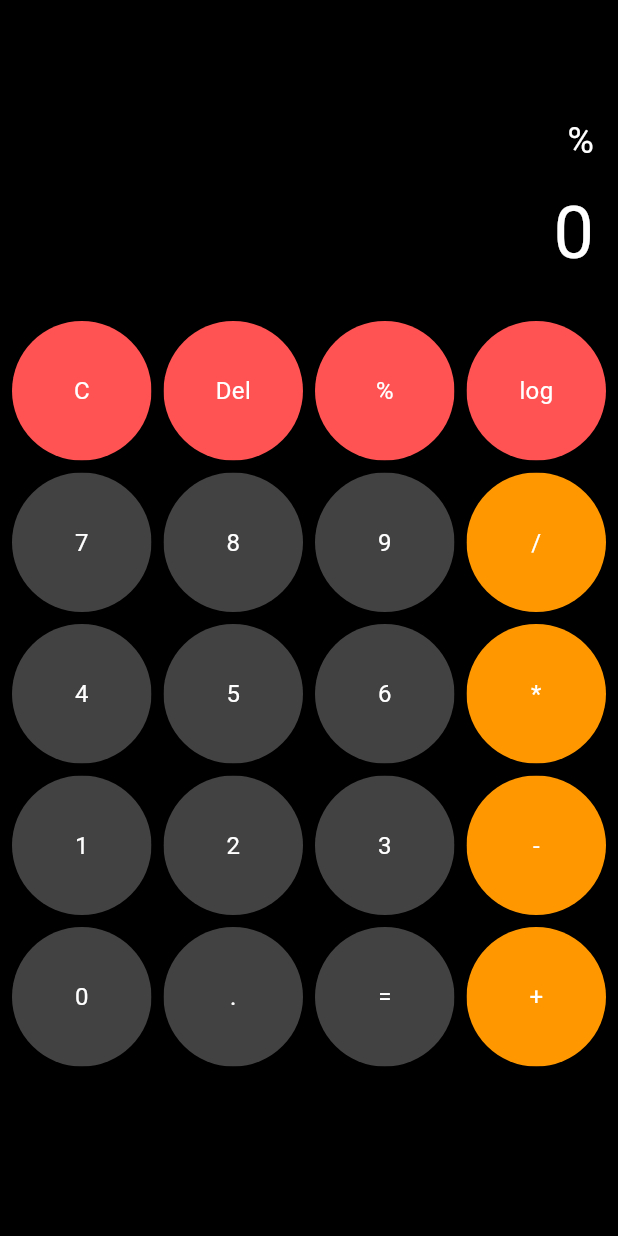
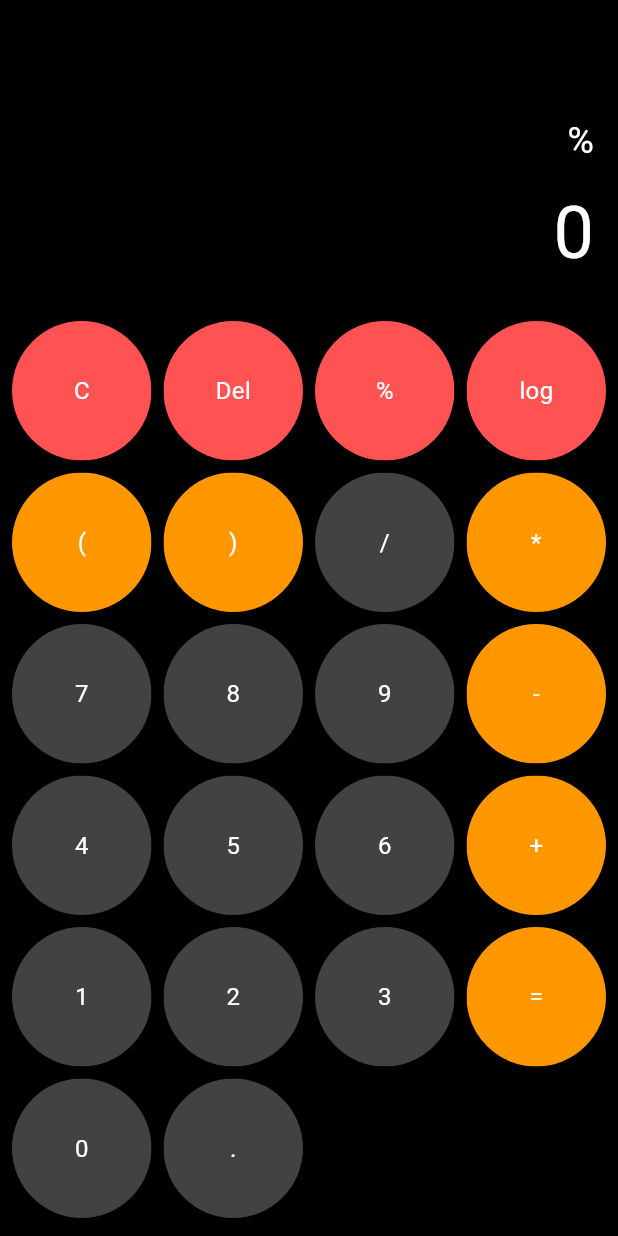
Before and after one commit to Pradeep1234566/calculator, a Flutter app: the screen it shows after launch, after a tap on an icon or button, on a phone screen of 412 x 824 dp. Run offline on Flutter 3.47's test engine with Material 3 defaults, Android fonts, the phone set to English and light mode, and no system bars; our stand-ins replace math_expressions.

```diff
--- a/lib/pages/my_home_page.dart
+++ b/lib/pages/my_home_page.dart
@@ -1,6 +1,6 @@
 import 'package:calculator/components/button.dart';
 import 'package:flutter/material.dart';
-import 'package:math_expressions/math_expressions.dart'; // Add this dependency for expression evaluation
+import 'package:math_expressions/math_expressions.dart';
 
 class MyHomePage extends StatefulWidget {
   const MyHomePage({super.key});
@@ -17,23 +17,25 @@ class _MyHomePageState extends State<MyHomePage> {
     'C',
     'Del',
     '%',
-    'log', // Replace "OFF" with "log"
+    'log', // Replaced "OFF" with "log"
+    '(',
+    ')',
+    '/',
+    '*',
     '7',
     '8',
     '9',
-    '/',
+    '-',
     '4',
     '5',
     '6',
-    '*',
+    '+',
     '1',
     '2',
     '3',
-    '-',
+    '=',
     '0',
     '.',
-    '=',
-    '+',
   ];
 
   // Function to handle button presses
@@ -51,9 +53,6 @@ class _MyHomePageState extends State<MyHomePage> {
       } else if (buttonText == "=") {
         // Evaluate the expression
         result = calculateResult();
-      } else if (buttonText == "log") {
-        // Add log functionality
-        userInput += "log("; // Append 'log(' to the input
       } else {
         // Append the button text to the input
         userInput += buttonText;
@@ -131,8 +130,10 @@ class _MyHomePageState extends State<MyHomePage> {
                     // First row (special buttons)
                     buttonColor = Colors.redAccent;
                     textColor = Colors.white;
-                  } else if (index % 4 == 3) {
-                    // Right-most column (operators)
+                  } else if (index % 4 == 3 ||
+                      buttons[index] == "(" ||
+                      buttons[index] == ")") {
+                    // Right-most column (operators) and brackets
                     buttonColor = Colors.orange;
                     textColor = Colors.white;
                   }
```
